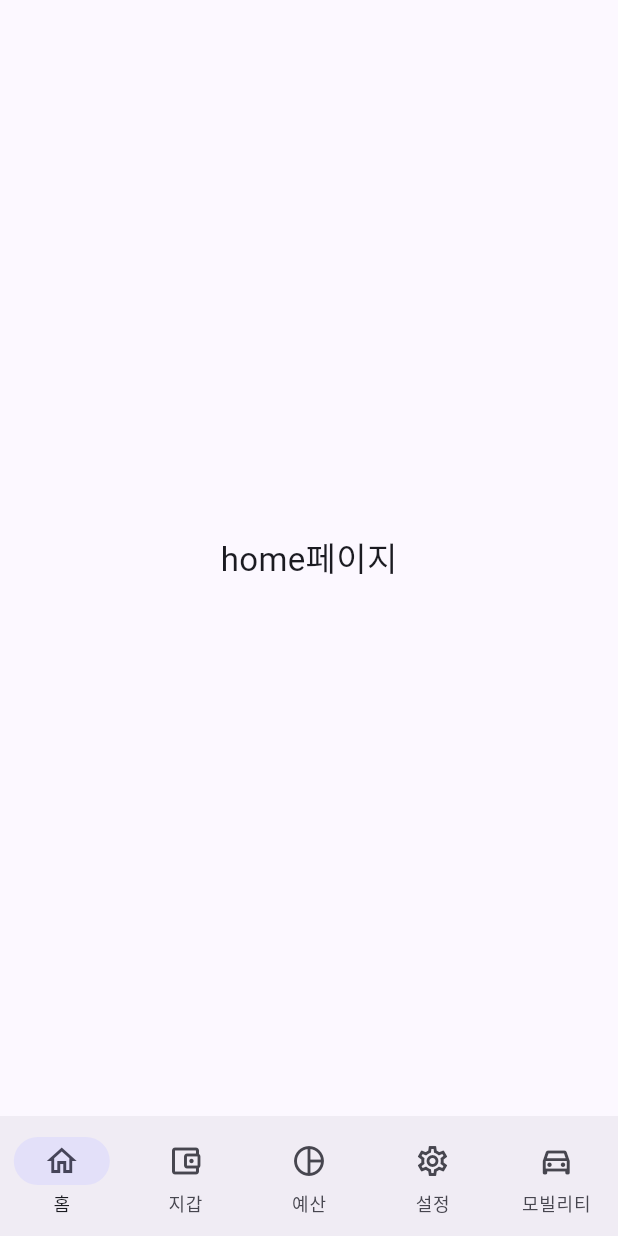
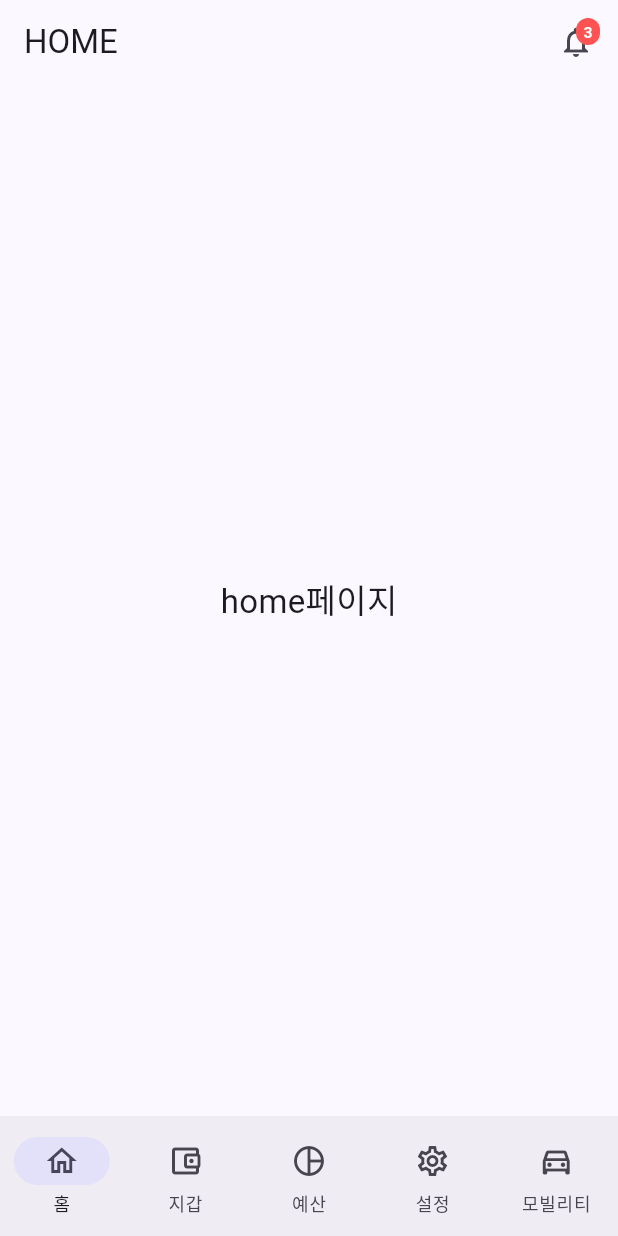
Before and after one commit to motowallet/molet-flutter, a Flutter app: the HomeShell screen opened directly, on a phone screen of 412 x 824 dp. Run offline on Flutter 3.47's test engine with Material 3 defaults, Android fonts, the phone set to English and light mode, and no system bars; missing offline and left inert: kakao_flutter_sdk_common, kakao_flutter_sdk_user.

Commit message:
chore: 내용 수정

```diff
--- a/lib/features/shell/home_shell.dart
+++ b/lib/features/shell/home_shell.dart
@@ -1,7 +1,8 @@
 import 'package:flutter/material.dart';
-//import '../home/home_page.dart';
 import '../wallet/wallet_page.dart';
-// 각 탭의 더미 화면 (필요해지면 실제 화면으로 교체)
+import '../budget/budget_main_page.dart';
+
+// 각 탭의 더미 화면
 class _Stub extends StatelessWidget {
   final String title;
   const _Stub(this.title, {super.key});
@@ -18,18 +19,68 @@ class HomeShell extends StatefulWidget {
 
 class _HomeShellState extends State<HomeShell> {
   int _index = 0;
+  int _unread = 3; // 임시: 안 읽은 알림 수(뱃지)
 
   final _pages = const [
     _Stub('home페이지'),
     WalletPage(),
-    _Stub('예산 페이지'),
+    BudgetMainPage(),
     _Stub('설정 페이지'),
     _Stub('모빌리티 페이지'),
   ];
 
+  bool get _useShellAppBar => _index != 1; // 지갑 탭(1)일 땐 Shell AppBar 숨김
+
   @override
   Widget build(BuildContext context) {
     return Scaffold(
+      appBar: _useShellAppBar
+          ? AppBar(
+        title: Text(_titleForIndex(_index)),
+        actions: [
+          // 간단 뱃지(패키지 없이 Stack)
+          Padding(
+            padding: const EdgeInsets.only(right: 8),
+            child: InkWell(
+              borderRadius: BorderRadius.circular(24),
+              onTap: () async {
+                await Navigator.push(
+                  context,
+                  MaterialPageRoute(builder: (_) => const _NotificationPage()),
+                );
+                // 돌아오면 읽음 처리했다고 가정
+                setState(() => _unread = 0);
+              },
+              child: Stack(
+                clipBehavior: Clip.none,
+                children: [
+                  const Padding(
+                    padding: EdgeInsets.all(8.0),
+                    child: Icon(Icons.notifications_none),
+                  ),
+                  if (_unread > 0)
+                    Positioned(
+                      right: 4,
+                      top: 4,
+                      child: Container(
+                        padding: const EdgeInsets.symmetric(horizontal: 5, vertical: 2),
+                        decoration: BoxDecoration(
+                          color: Colors.redAccent,
+                          borderRadius: BorderRadius.circular(10),
+                        ),
+                        child: Text(
+                          _unread > 99 ? '99+' : '$_unread',
+                          style: const TextStyle(fontSize: 10, color: Colors.white, fontWeight: FontWeight.bold),
+                        ),
+                      ),
+                    ),
+                ],
+              ),
+            ),
+          ),
+        ],
+      )
+          : null,
       body: IndexedStack(index: _index, children: _pages), // 탭 상태 유지
       bottomNavigationBar: NavigationBar(
         selectedIndex: _index,
@@ -44,4 +95,38 @@ class _HomeShellState extends State<HomeShell> {
       ),
     );
   }
+
+  String _titleForIndex(int i) {
+    switch (i) {
+      case 0: return 'HOME';
+      case 1: return 'Wallet';
+      case 2: return 'Budget';
+      case 3: return 'Settings';
+      case 4: return 'Mobility';
+      default: return 'Molet';
+    }
+  }
 }
+
+//알림페이지
+class _NotificationPage extends StatelessWidget {
+  const _NotificationPage({super.key});
+  @override
+  Widget build(BuildContext context) {
+    // TODO: /api/notifications 목록 불러와서 리스트로 렌더링
+    return Scaffold(
+      appBar: AppBar(title: const Text('알림')),
+      body: ListView.separated(
+        padding: const EdgeInsets.all(16),
+        itemBuilder: (_, i) => ListTile(
+          leading: const Icon(Icons.notifications),
+          title: Text('알림 ${i + 1}'),
+          subtitle: const Text('여기에 알림 내용을 표시합니다.'),
+          onTap: () {}, // 상세로 이동 등
+        ),
+        separatorBuilder: (_, __) => const Divider(height: 1),
+        itemCount: 10,
+      ),
+    );
+  }
+}
```
